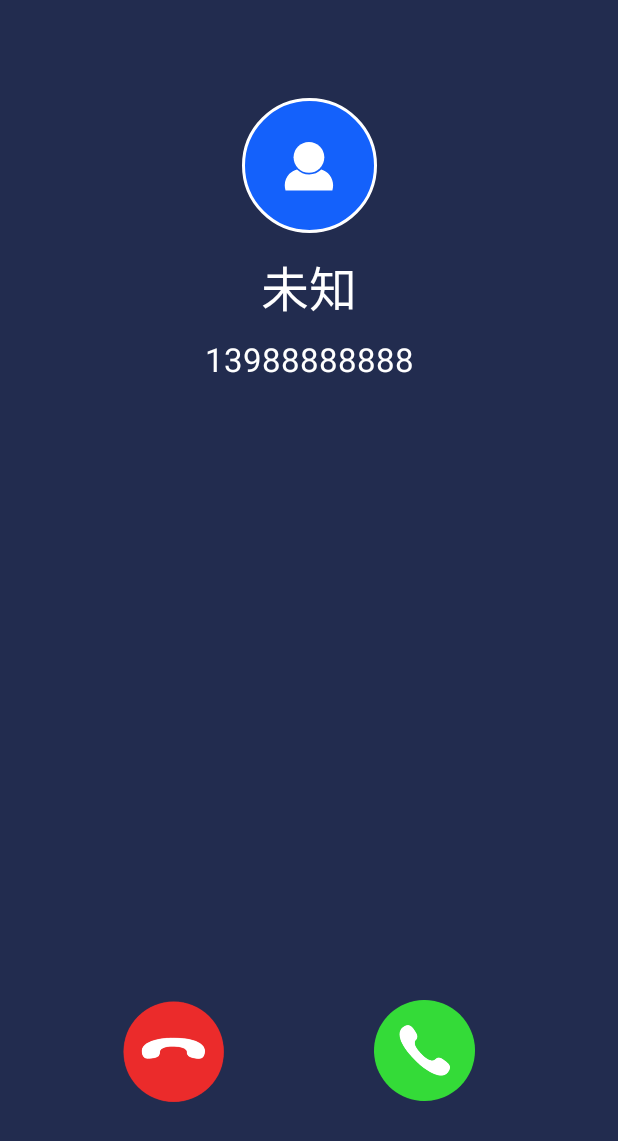
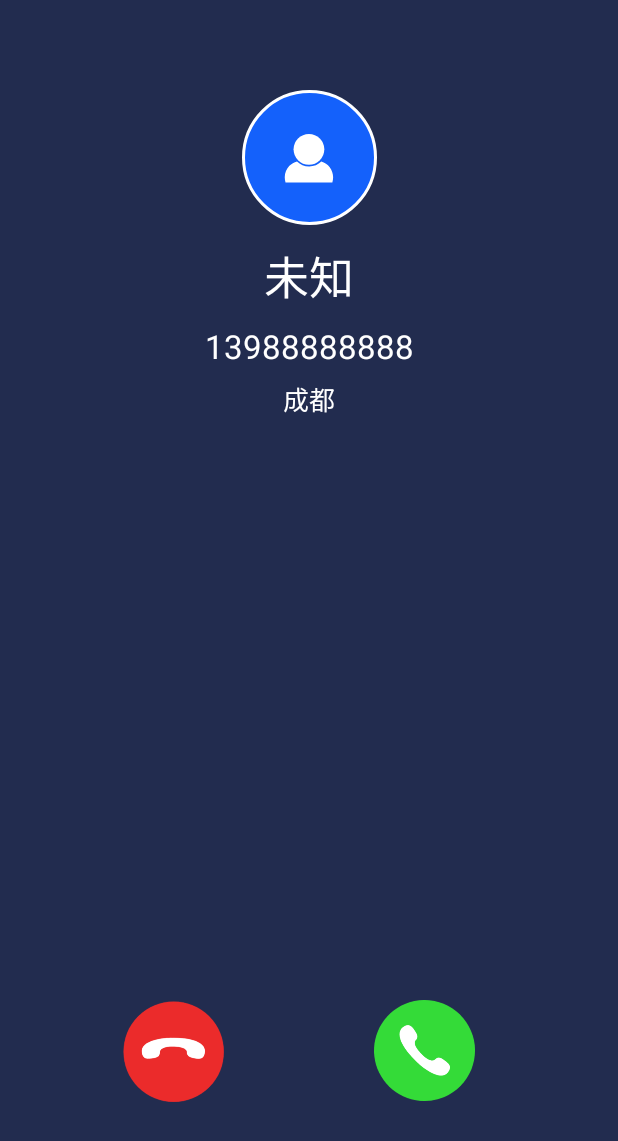
Before and after one commit to Fateee/MySipPhone, an Android app: the layout view_phone_call.xml on its own in the app's theme, with its tools: preview values and no code run, on a phone screen of 412 x 824 dp. Shown: the top 1141 px of the screen. Run offline under Robolectric (Android 15) with nearby library versions, the phone set to English and light mode, and no system bars.

Commit message:
1、归属地

```diff
--- a/app/src/main/java/com/sip/phone/call/calling/CallingFloatView.kt
+++ b/app/src/main/java/com/sip/phone/call/calling/CallingFloatView.kt
@@ -170,6 +170,12 @@ class CallingFloatView {
                         tvTimer?.text = "00:00"
                         tvCallNumber?.text = phone
                         tvCallName?.text = name
+                        tvCallName?.visibility = if (name.isNullOrEmpty()) {
+                            View.GONE
+                        } else {
+                            View.VISIBLE
+                        }
+                        tvCallRemark?.text = SdkUtil.mLocationCarrier
                         windowManager?.addView(floatRootView, layoutParam)
                         hasShown = true
                         countTime()
--- a/app/src/main/java/com/sip/phone/database/HistoryManager.kt
+++ b/app/src/main/java/com/sip/phone/database/HistoryManager.kt
@@ -101,6 +101,9 @@ object HistoryManager {
     fun updateLocation(location : String? = null) {
         historyBean?.location = location
     }
+    fun updateCompany(company : String? = null) {
+        historyBean?.company = company
+    }
     fun updateRecordType(type: Int) {
         historyBean?.type = type
     }
--- a/app/src/main/java/com/sip/phone/net/PhoneApiList.kt
+++ b/app/src/main/java/com/sip/phone/net/PhoneApiList.kt
@@ -17,4 +17,7 @@ interface PhoneApiList {
 
     @POST("yestone/login")
     fun loginAndCheck(@Body map: Map<String, String>?) : Observable<Response<String>>
+
+    @POST("yestone/location")
+    fun location(@Body map: Map<String, String>?) : Observable<Response<String>>
 }
--- a/app/src/main/java/com/sip/phone/sdk/SdkUtil.kt
+++ b/app/src/main/java/com/sip/phone/sdk/SdkUtil.kt
@@ -26,6 +26,7 @@ import com.sip.phone.util.ThreadUtil
 import com.sip.phone.util.ToastUtil
 
 object SdkUtil {
+    var mLocationCarrier: String? = ""
     var mInCallShowTime: Long = 0
     var publicKey: String? = null
     var channelId: String? = null
@@ -379,6 +380,7 @@ object SdkUtil {
         callId = -1
         loginSmsCode = -1
         mInCallShowTime = 0
+        mLocationCarrier = ""
     }
 
     fun generateRandomNumber(): Int {
--- a/app/src/main/java/com/sip/phone/ui/notifications/RecordFragment.kt
+++ b/app/src/main/java/com/sip/phone/ui/notifications/RecordFragment.kt
@@ -205,6 +205,9 @@ class RecordFragment : Fragment() {
                 location?.let {
                     tipBuilder.append(" $it")
                 }
+                company?.let {
+                    tipBuilder.append(" $it")
+                }
                 recordTip?.text = tipBuilder.toString()
 
                 val dateTime = TimeUtil.getFriendlyTimeByNow(date)
--- a/app/src/main/res/layout/view_phone_call.xml
+++ b/app/src/main/res/layout/view_phone_call.xml
@@ -18,7 +18,7 @@
             app:layout_constraintLeft_toLeftOf="parent"
             app:layout_constraintRight_toRightOf="parent"
             app:layout_constraintTop_toTopOf="parent"
-            android:layout_marginTop="65dp"
+            android:layout_marginTop="60dp"
             android:paddingTop="25dp"
             app:drawableWidth_top="40dp"
             app:drawableHeight_top="40dp"
@@ -40,7 +40,7 @@
             android:includeFontPadding="false"
             tools:text="未知"
             android:textColor="@color/white"
-            android:textSize="32sp" />
+            android:textSize="30sp" />
 
         <LinearLayout
             android:id="@+id/callInfo"
@@ -50,12 +50,13 @@
             app:layout_constraintLeft_toLeftOf="parent"
             app:layout_constraintRight_toRightOf="parent"
             android:layout_marginTop="10dp"
-            android:orientation="horizontal">
+            android:orientation="vertical">
 
             <TextView
                 android:id="@+id/incomeShowPhone"
                 android:layout_width="wrap_content"
                 android:layout_height="wrap_content"
+                android:layout_gravity="center_horizontal"
                 tools:text="13988888888"
                 android:textColor="@color/white"
                 android:textSize="22sp" />
@@ -64,11 +65,12 @@
                 android:id="@+id/incomeShowLocation"
                 android:layout_width="wrap_content"
                 android:layout_height="wrap_content"
+                android:layout_gravity="center_horizontal"
+                android:layout_marginTop="8dp"
                 tools:text="成都"
                 android:textColor="@color/white"
-                android:textSize="22sp"
-                android:layout_marginLeft="10dp"
-                android:visibility="gone"/>
+                android:textSize="17sp"
+                android:includeFontPadding="false" />
 
         </LinearLayout>
 
```
Also changed, not shown: app/src/main/java/com/sip/phone/bean/LocateBean.kt (added, +16 -0 lines), app/src/main/java/com/sip/phone/call/incall/InCallFloatView.kt (+19 -2 lines), app/src/main/java/com/sip/phone/call/outcall/OutCallFloatView.kt (+19 -0 lines), app/src/main/java/com/sip/phone/net/HttpPhone.kt (+53 -0 lines).
